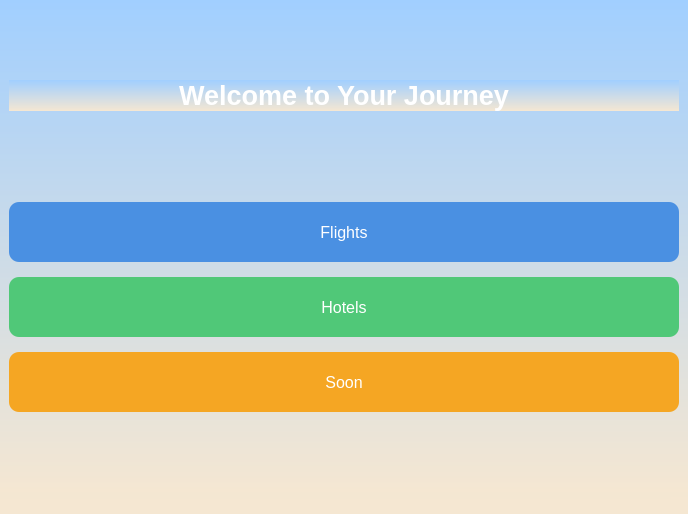
Qt form CustomerWindow.ui (SherifHamdy23/Expedia_Cpp) before a commit.
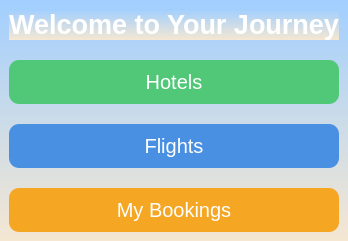
The same form after that commit.

What changed in the file:
```diff
--- a/CustomerWindow.ui
+++ b/CustomerWindow.ui
@@ -2,14 +2,6 @@
 <ui version="4.0">
  <class>CustomerWindow</class>
  <widget class="QMainWindow" name="CustomerWindow">
-  <property name="geometry">
-   <rect>
-    <x>0</x>
-    <y>0</y>
-    <width>688</width>
-    <height>514</height>
-   </rect>
-  </property>
   <property name="windowTitle">
    <string>Travel Planner</string>
   </property>
@@ -22,95 +14,69 @@
      <number>20</number>
     </property>
     <item>
-     <widget class="QLabel" name="welcomeLabel">
-      <property name="sizePolicy">
-       <sizepolicy hsizetype="Expanding" vsizetype="Fixed">
-        <horstretch>0</horstretch>
-        <verstretch>0</verstretch>
-       </sizepolicy>
+     <widget class="QLabel" name="label">
+      <property name="styleSheet">
+       <string notr="true">color: #FFFFFF; text-shadow: 2px 2px 4px rgba(0, 0, 0, 0.3);</string>
+      </property>
+      <property name="text">
+       <string>Welcome to Your Journey</string>
       </property>
       <property name="font">
        <font>
         <pointsize>20</pointsize>
+        <weight>75</weight>
         <bold>true</bold>
        </font>
       </property>
-      <property name="styleSheet">
-       <string>color: #FFFFFF; text-shadow: 2px 2px 4px rgba(0, 0, 0, 0.3);</string>
-      </property>
-      <property name="text">
-       <string>Welcome to Your Journey</string>
-      </property>
       <property name="alignment">
        <set>Qt::AlignmentFlag::AlignCenter</set>
       </property>
      </widget>
     </item>
     <item>
-     <layout class="QGridLayout" name="gridLayout">
-      <property name="spacing">
-       <number>15</number>
-      </property>
-      <item row="2" column="0">
-       <widget class="QPushButton" name="hotelswinBtn">
-        <property name="minimumSize">
-         <size>
-          <width>150</width>
-          <height>60</height>
-         </size>
-        </property>
-        <property name="font">
-         <font>
-          <pointsize>12</pointsize>
-         </font>
-        </property>
+     <layout class="QVBoxLayout" name="verticalLayout_2">
+      <item>
+       <widget class="QPushButton" name="hotelsButton">
         <property name="styleSheet">
-         <string>background-color: #50C878; color: white; border-radius: 10px; padding: 10px;</string>
+         <string notr="true">background-color: #50C878; color: white; border-radius: 10px; padding: 10px;</string>
         </property>
         <property name="text">
          <string>Hotels</string>
         </property>
-       </widget>
-      </item>
-      <item row="0" column="0">
-       <widget class="QPushButton" name="flightwinBtn">
-        <property name="minimumSize">
-         <size>
-          <width>150</width>
-          <height>60</height>
-         </size>
-        </property>
         <property name="font">
          <font>
-          <pointsize>12</pointsize>
+          <pointsize>15</pointsize>
          </font>
         </property>
+       </widget>
+      </item>
+      <item>
+       <widget class="QPushButton" name="flightsButton">
         <property name="styleSheet">
-         <string>background-color: #4A90E2; color: white; border-radius: 10px; padding: 10px;</string>
+         <string notr="true">background-color: #4A90E2; color: white; border-radius: 10px; padding: 10px;</string>
         </property>
         <property name="text">
          <string>Flights</string>
         </property>
+        <property name="font">
+         <font>
+          <pointsize>15</pointsize>
+         </font>
+        </property>
        </widget>
       </item>
-      <item row="3" column="0">
-       <widget class="QPushButton" name="pushButton_2">
-        <property name="minimumSize">
-         <size>
-          <width>150</width>
-          <height>60</height>
-         </size>
-        </property>
-        <property name="font">
-         <font>
-          <pointsize>12</pointsize>
-         </font>
-        </property>
+      <item>
+       <widget class="QPushButton" name="myBookingsButton">
         <property name="styleSheet">
-         <string>background-color: #F5A623; color: white; border-radius: 10px; padding: 10px;</string>
+         <string notr="true">background-color: #F5A623; color: white; border-radius: 10px; padding: 10px;</string>
         </property>
         <property name="text">
-         <string>Soon</string>
+         <string>My Bookings</string>
+        </property>
+        <property name="font">
+         <font>
+          <pointsize>15</pointsize>
+         </font>
         </property>
        </widget>
       </item>
@@ -126,14 +92,6 @@
      <width>688</width>
      <height>21</height>
     </rect>
-   </property>
-   <property name="styleSheet">
-    <string>background: qlineargradient(x1:0, y1:0, x2:0, y2:1, stop:0 #A1CFFF, stop:1 #4A90E2); color: white;</string>
-   </property>
-  </widget>
-  <widget class="QStatusBar" name="statusbar">
-   <property name="styleSheet">
-    <string>background-color: rgba(245, 231, 210, 0.8); color: #333333;</string>
    </property>
   </widget>
  </widget>
```
Left out of the diff: 4 changed lines with no effect on the pictures.
